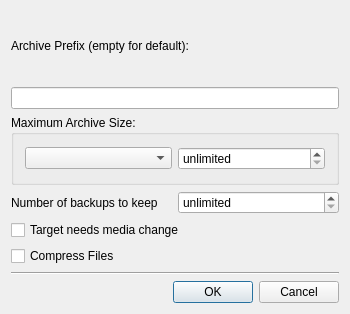
Old version of the form src/SettingsDialog.ui in the repository KDE/kbackup.
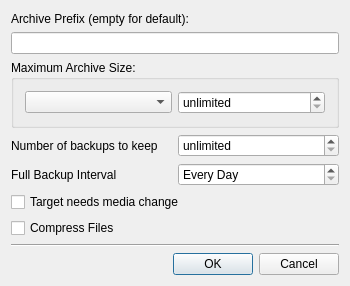
New version of the form.

Diff of the .ui file:
```diff
--- a/src/SettingsDialog.ui
+++ b/src/SettingsDialog.ui
@@ -2,22 +2,22 @@
  <author>Martin Koller</author>
  <comment>Profile Settings</comment>
  <class>SettingsDialog</class>
- <widget class="QDialog" name="SettingsDialog" >
-  <property name="geometry" >
+ <widget class="QDialog" name="SettingsDialog">
+  <property name="geometry">
    <rect>
     <x>0</x>
     <y>0</y>
     <width>350</width>
-    <height>314</height>
+    <height>286</height>
    </rect>
   </property>
   <property name="windowTitle" >
    <string>Profile Settings</string>
   </property>
-  <layout class="QVBoxLayout" >
-   <item>
-    <widget class="QLabel" name="textLabel1" >
-     <property name="text" >
+  <layout class="QGridLayout" name="gridLayout_2">
+   <item row="0" column="0">
+    <widget class="QLabel" name="textLabel1">
+     <property name="text">
       <string>Archive Prefix (empty for default):</string>
      </property>
      <property name="wordWrap" >
@@ -25,30 +25,30 @@
      </property>
     </widget>
    </item>
-   <item>
-    <widget class="QLineEdit" name="prefix" />
+   <item row="1" column="0">
+    <widget class="QLineEdit" name="prefix"/>
    </item>
-   <item>
-    <widget class="QGroupBox" name="groupBox2" >
-     <property name="title" >
+   <item row="2" column="0">
+    <widget class="QGroupBox" name="groupBox2">
+     <property name="title">
       <string>Maximum Archive Size:</string>
      </property>
-     <layout class="QVBoxLayout" >
+     <layout class="QVBoxLayout">
       <item>
-       <layout class="QHBoxLayout" >
+       <layout class="QHBoxLayout">
         <item>
-         <widget class="QComboBox" name="predefSizes" />
+         <widget class="QComboBox" name="predefSizes"/>
         </item>
         <item>
-         <widget class="QSpinBox" name="maxSliceSize" >
-          <property name="enabled" >
+         <widget class="QSpinBox" name="maxSliceSize">
+          <property name="enabled">
            <bool>true</bool>
           </property>
           <property name="specialValueText" >
            <string>unlimited</string>
           </property>
-          <property name="suffix" >
-           <string>MB</string>
+          <property name="suffix">
+           <string> MB</string>
           </property>
           <property name="minimum" >
            <number>0</number>
@@ -63,18 +63,18 @@
      </layout>
     </widget>
    </item>
-   <item>
-    <layout class="QHBoxLayout" name="horizontalLayout" >
-     <item>
-      <widget class="QLabel" name="label" >
-       <property name="text" >
+   <item row="3" column="0">
+    <layout class="QGridLayout" name="gridLayout">
+     <item row="0" column="0">
+      <widget class="QLabel" name="label">
+       <property name="text">
         <string>Number of backups to keep</string>
        </property>
       </widget>
      </item>
-     <item>
-      <widget class="QSpinBox" name="numBackups" >
-       <property name="toolTip" >
+     <item row="0" column="2">
+      <widget class="QSpinBox" name="numBackups">
+       <property name="toolTip">
         <string>How many backups shall be kept in the target directory before older ones will be deleted</string>
        </property>
        <property name="specialValueText" >
@@ -85,11 +85,37 @@
        </property>
       </widget>
      </item>
+     <item row="1" column="0">
+      <widget class="QLabel" name="label_2">
+       <property name="text">
+        <string>Full Backup Interval</string>
+       </property>
+      </widget>
+     </item>
+     <item row="1" column="2">
+      <widget class="QSpinBox" name="fullBackupInterval">
+       <property name="toolTip">
+        <string>How often shall a full backup, instead of a differential one, be done</string>
+       </property>
+       <property name="specialValueText">
+        <string>Every Day</string>
+       </property>
+       <property name="suffix">
+        <string> days</string>
+       </property>
+       <property name="minimum">
+        <number>1</number>
+       </property>
+       <property name="maximum">
+        <number>500</number>
+       </property>
+      </widget>
+     </item>
     </layout>
    </item>
-   <item>
-    <widget class="QCheckBox" name="mediaNeedsChange" >
-     <property name="toolTip" >
+   <item row="4" column="0">
+    <widget class="QCheckBox" name="mediaNeedsChange">
+     <property name="toolTip">
       <string>Uncheck if you want to avoid a confirmation dialog to change the medium when a slice was finished</string>
      </property>
      <property name="text" >
@@ -97,9 +123,9 @@
      </property>
     </widget>
    </item>
-   <item>
-    <widget class="QCheckBox" name="compressFiles" >
-     <property name="toolTip" >
+   <item row="5" column="0">
+    <widget class="QCheckBox" name="compressFiles">
+     <property name="toolTip">
       <string>Uncheck if you want to avoid compressing files or archive slices at all</string>
      </property>
      <property name="text" >
@@ -107,10 +133,10 @@
      </property>
     </widget>
    </item>
-   <item>
-    <widget class="QFrame" name="frame3" >
-     <property name="sizePolicy" >
-      <sizepolicy vsizetype="Fixed" hsizetype="Preferred" >
+   <item row="6" column="0">
+    <widget class="QFrame" name="frame3">
+     <property name="sizePolicy">
+      <sizepolicy hsizetype="Preferred" vsizetype="Fixed">
        <horstretch>0</horstretch>
        <verstretch>0</verstretch>
       </sizepolicy>
@@ -123,11 +149,11 @@
      </property>
     </widget>
    </item>
-   <item>
-    <layout class="QHBoxLayout" >
+   <item row="7" column="0">
+    <layout class="QHBoxLayout">
      <item>
-      <spacer name="spacer5" >
-       <property name="orientation" >
+      <spacer name="spacer5">
+       <property name="orientation">
         <enum>Qt::Horizontal</enum>
        </property>
        <property name="sizeType" >
@@ -142,15 +168,15 @@
       </spacer>
      </item>
      <item>
-      <widget class="QPushButton" name="ok" >
-       <property name="text" >
+      <widget class="QPushButton" name="ok">
+       <property name="text">
         <string>OK</string>
        </property>
       </widget>
      </item>
      <item>
-      <widget class="QPushButton" name="cancel" >
-       <property name="text" >
+      <widget class="QPushButton" name="cancel">
+       <property name="text">
         <string>Cancel</string>
        </property>
       </widget>
@@ -159,8 +185,8 @@
    </item>
   </layout>
  </widget>
- <layoutdefault spacing="6" margin="11" />
- <layoutfunction spacing="KDialog::spacingHint" margin="KDialog::marginHint" />
+ <layoutdefault spacing="6" margin="11"/>
+ <layoutfunction spacing="KDialog::spacingHint" margin="KDialog::marginHint"/>
  <pixmapfunction>qPixmapFromMimeSource</pixmapfunction>
  <resources/>
  <connections>
```
Left out of the diff: 41 changed lines with no effect on the pictures.
